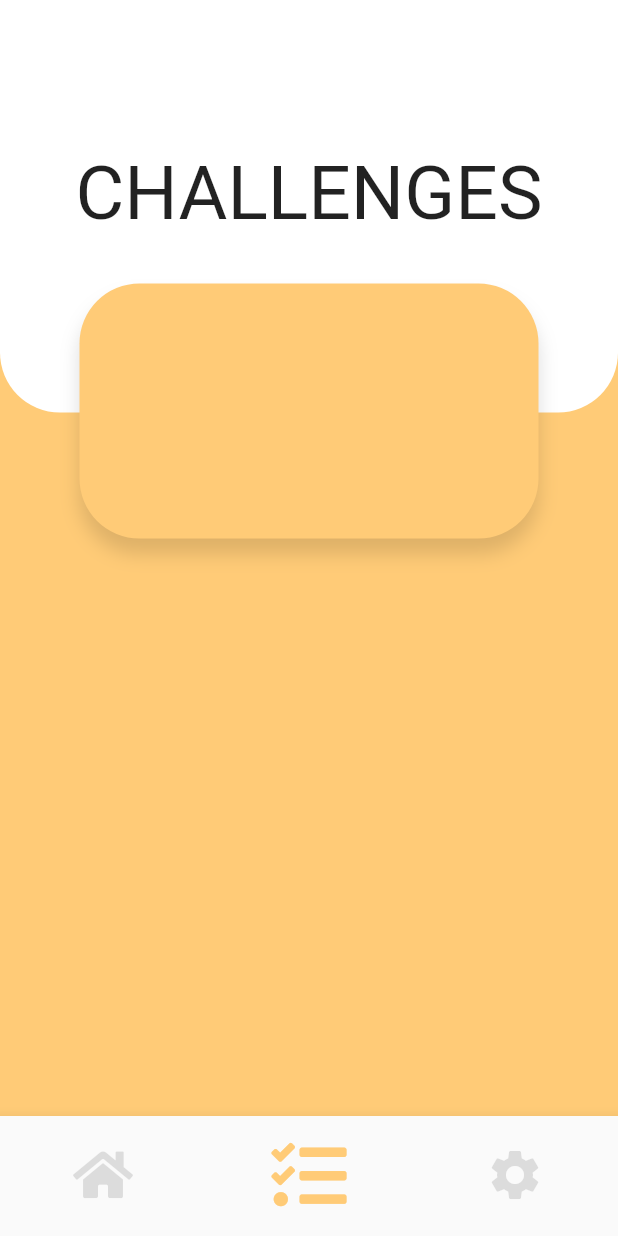
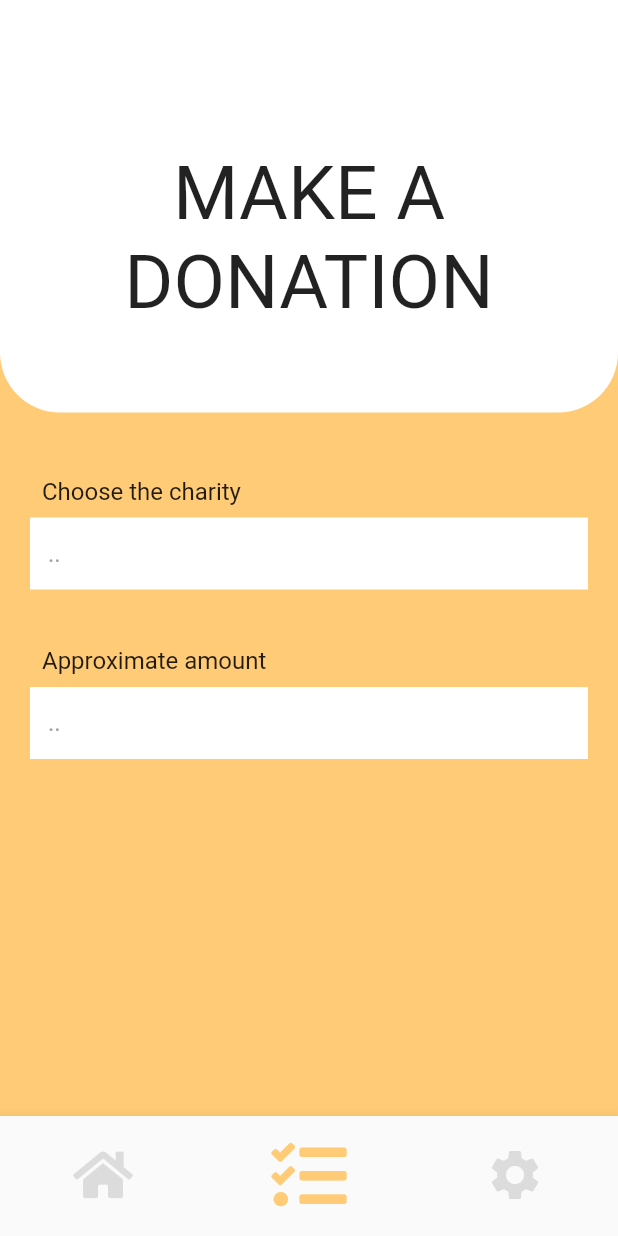
Before and after one commit to justzuka/keti_zuka, a Flutter app: the DonorScreen screen opened directly with empty values, item 2 of the bottom bar chosen, on a phone screen of 412 x 824 dp. Run offline on Flutter 3.47's test engine with Material 2 defaults, Android fonts, the phone set to English and light mode, and no system bars; our stand-ins replace cloud_firestore, firebase_auth, firebase_core, flutter_svg; missing offline and left inert: dart:ffi; accounts and stored records are empty.

Commit message:
some updates and started working on chall scrn

```diff
--- a/lib/FirebaseStuff.dart
+++ b/lib/FirebaseStuff.dart
@@ -2,6 +2,8 @@ import 'package:cloud_firestore/cloud_firestore.dart';
 import 'package:firebase_auth/firebase_auth.dart';
 import 'package:flutter/material.dart';
 import 'package:keti_zuka/DatabaseModels/MyUser.dart';
+
+User user = FirebaseAuth.instance.currentUser!;
 
 Future logIn(String email, String password) async {
   await FirebaseAuth.instance.signInWithEmailAndPassword(
@@ -49,3 +51,10 @@ Future signUp(String email, String password, context) async {
 
   Navigator.of(context).pop();
 }
+
+Future getCurrentUserData() async {
+  var data =
+      await FirebaseFirestore.instance.collection("users").doc(user.uid).get();
+  MyUser us = MyUser.fromSnapshot(data);
+  return us;
+}
--- /dev/null
+++ b/lib/components/MyInputField.dart
@@ -0,0 +1,65 @@
+import 'package:flutter/material.dart';
+
+class MyInputField extends StatefulWidget {
+  const MyInputField(
+      {super.key,
+      required this.hint,
+      required this.label,
+      required this.hideText,
+      required this.controller,
+      required this.isText});
+
+  final String hint;
+  final String label;
+  final bool hideText;
+  final bool isText;
+  final TextEditingController controller;
+
+  @override
+  State<MyInputField> createState() => _MyInputFieldState();
+}
+
+class _MyInputFieldState extends State<MyInputField> {
+  @override
+  Widget build(BuildContext context) {
+    return Padding(
+      padding: const EdgeInsets.only(top: 15, bottom: 15),
+      child: Column(
+        crossAxisAlignment: CrossAxisAlignment.start,
+        children: [
+          Padding(
+            padding: const EdgeInsets.all(8.0),
+            child: Text(
+              widget.label,
+              style: const TextStyle(
+                fontWeight: FontWeight.w400,
+                fontSize: 16,
+              ),
+            ),
+          ),
+          TextFormField(
+            keyboardType:
+                widget.isText ? TextInputType.text : TextInputType.number,
+            controller: widget.controller,
+            obscureText: widget.hideText,
+            decoration: InputDecoration(
+              fillColor: Colors.white,
+              filled: true,
+              hintText: widget.hint,
+              // labelText: widget.label,
+              // labelStyle: const TextStyle(
+              //   color: Colors.black,
+              //   fontWeight: FontWeight.w400,
+              //   fontSize: 22,
+              // ),
+              floatingLabelBehavior: FloatingLabelBehavior.never,
+              hintStyle:
+                  const TextStyle(color: Color.fromARGB(255, 165, 162, 162)),
+              border: InputBorder.none,
+            ),
+          ),
+        ],
+      ),
+    );
+  }
+}
--- a/lib/constants.dart
+++ b/lib/constants.dart
@@ -7,5 +7,6 @@ const String companySvg = 'lib/svgs/CompanySvg.svg';
 const String companyDonorSvg = 'lib/svgs/compDonorSvg.svg';
 const String indSvg = 'lib/svgs/IndSvg.svg';
 const String helperHomeSvg = 'lib/svgs/HelperHomeSvg.svg';
+const String coinSvg = 'lib/svgs/coins.svg';
 const Color mainOrangeColor = Color.fromRGBO(255, 203, 119, 1);
 const double topOffsett = 50;
--- a/lib/pages/DonorBodies/DonorTaskBody.dart
+++ b/lib/pages/DonorBodies/DonorTaskBody.dart
@@ -1,5 +1,6 @@
 import 'package:flutter/material.dart';
 import 'package:flutter_svg/svg.dart';
+import 'package:keti_zuka/components/MyInputField.dart';
 
 import '../../constants.dart';
 
@@ -11,13 +12,14 @@ class DonorTaskBody extends StatefulWidget {
 }
 
 class _DonorTaskBodyState extends State<DonorTaskBody> {
+  final TextEditingController charityNameController = TextEditingController();
   @override
   Widget build(BuildContext context) {
     return Container(
       width: double.infinity,
       height: double.infinity,
       color: mainOrangeColor,
-      child: Stack(
+      child: Column(
         children: [
           Container(
             width: double.infinity,
@@ -28,40 +30,55 @@ class _DonorTaskBodyState extends State<DonorTaskBody> {
                   bottomRight: Radius.circular(40.0),
                   bottomLeft: Radius.circular(40.0)),
             ),
-          ),
-          Padding(
+            child: Padding(
               padding: const EdgeInsets.only(top: topOffsett),
               child: Center(
                 child: Column(
-                children: [
-                  const Padding(
+                  children: const [
+                    Padding(
                       padding: EdgeInsets.only(bottom: 30, top: topOffsett),
                       child: Text(
-                      "CHALLENGES",
+                        "MAKE A DONATION",
+                        textAlign: TextAlign.center,
                         style: TextStyle(fontSize: 50),
                       ),
-                  ),
-                  Container(
-                    width: 306,
-                    height: 170,
-                    decoration: const BoxDecoration(
-                      color: mainOrangeColor,
-                      borderRadius: BorderRadius.all(Radius.circular(40)),
-                      boxShadow: [
-                        BoxShadow(
-                          color: Color.fromARGB(33, 0, 0, 0),
-                          blurRadius: 10.0,
-                          spreadRadius: 0.1,
-                          offset:
-                              Offset(0, 10), // shadow direction: bottom right
                     )
                   ],
                 ),
               ),
+            ),
+          ),
+          Expanded(
+            flex: 1,
+            child: Container(
+              width: double.infinity,
+              color: Colors.transparent,
+              alignment: Alignment.topLeft,
+              child: SingleChildScrollView(
+                child: Padding(
+                  padding: const EdgeInsets.all(20.0),
+                  child: Column(
+                    children: [
+                      MyInputField(
+                        hint: "..",
+                        label: "Choose the charity",
+                        hideText: false,
+                        isText: true,
+                        controller: charityNameController,
+                      ),
+                      MyInputField(
+                        hint: "..",
+                        label: "Approximate amount",
+                        hideText: false,
+                        isText: false,
+                        controller: charityNameController,
+                      ),
                     ],
                   ),
                 ),
-          )
+              ),
+            ),
+          ),
         ],
       ),
     );
--- a/lib/pages/HelperBodies/HelperHomeBody.dart
+++ b/lib/pages/HelperBodies/HelperHomeBody.dart
@@ -1,7 +1,9 @@
 import 'package:cloud_firestore/cloud_firestore.dart';
+import 'package:firebase_auth/firebase_auth.dart';
 import 'package:flutter/material.dart';
 import 'package:flutter_svg/svg.dart';
 import 'package:keti_zuka/DatabaseModels/MyUser.dart';
+import 'package:keti_zuka/FirebaseStuff.dart';
 
 import '../../constants.dart';
 
@@ -57,12 +59,17 @@ Widget userNameMoneyEarned(String name, String money) {
 
 class _HelperHomeBodyState extends State<HelperHomeBody> {
   List<MyUser> listOfUsers = [];
+  MyUser? userInfo = null;
 
   @override
   void didChangeDependencies() {
-    // TODO: implement didChangeDependencies
     super.didChangeDependencies();
     getUserDataList();
+    getCurrentUser();
+  }
+
+  Future getCurrentUser() async {
+    userInfo = await getCurrentUserData();
   }
 
   Future getUserDataList() async {
@@ -122,6 +129,28 @@ class _HelperHomeBodyState extends State<HelperHomeBody> {
                         )
                       ],
                     ),
+                    child: Padding(
+                      padding: const EdgeInsets.all(30.0),
+                      child: Row(
+                          mainAxisAlignment: MainAxisAlignment.start,
+                          children: [
+                            Container(
+                              width: 60,
+                              height: 60,
+                              child: SvgPicture.asset(coinSvg),
+                            ),
+                            Text(
+                              userInfo == null
+                                  ? "Loading"
+                                  : "\$" + '${userInfo?.helpTotal}',
+                              style: const TextStyle(
+                                fontWeight: FontWeight.w400,
+                                fontSize: 22,
+                                letterSpacing: 1,
+                              ),
+                            ),
+                          ]),
+                    ),
                   ),
                   const Padding(
                     padding: EdgeInsets.all(20),
--- a/lib/pages/HelperScreen.dart
+++ b/lib/pages/HelperScreen.dart
@@ -19,7 +19,6 @@ class HelperScreen extends StatefulWidget {
 
 class _HelperScreenState extends State<HelperScreen> {
   int _currentIndex = 0;
-  User user = FirebaseAuth.instance.currentUser!;
 
   final screens = [
     HelperHomeBody(),
```
Also changed, not shown: lib/svgs/coins.svg (added). Lines whose indentation alone changed are shown as unchanged.
